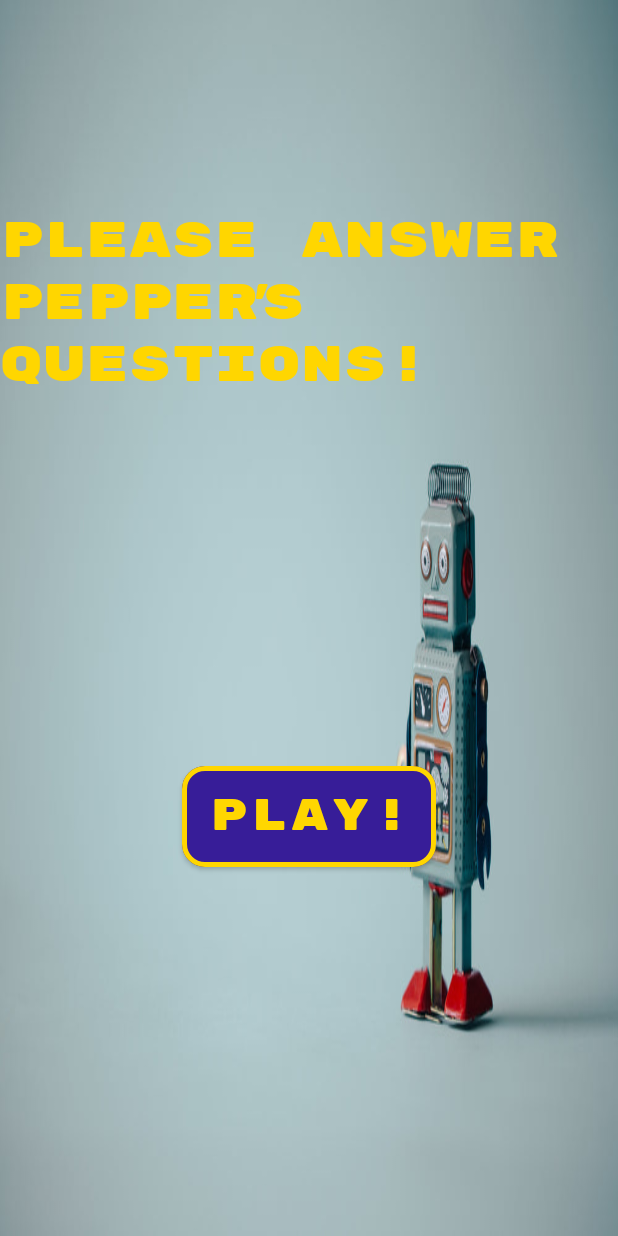
After one commit to MattiaCastelmare/HRI_project, an Android app: the layout questions.xml on its own in the app's theme, with its tools: preview values and no code run, on a phone screen of 412 x 824 dp. The commit adds this screen. Run offline under Robolectric (Android 15) with nearby library versions, the phone set to English and light mode, and no system bars.

Commit message:
fatti layout saluti e questionari, quasi finito il win

```diff
--- /dev/null
+++ b/tablet_app/app/src/main/res/layout/questions.xml
@@ -0,0 +1,42 @@
+<?xml version="1.0" encoding="utf-8"?>
+<androidx.constraintlayout.widget.ConstraintLayout xmlns:android="http://schemas.android.com/apk/res/android"
+    xmlns:app="http://schemas.android.com/apk/res-auto"
+    xmlns:tools="http://schemas.android.com/tools"
+    android:layout_width="match_parent"
+    android:layout_height="match_parent"
+    android:background="@drawable/robot">
+
+    <TextView
+        android:id="@+id/textView"
+        android:layout_width="wrap_content"
+        android:layout_height="wrap_content"
+        android:text="Please Answer Pepper's Questions!"
+        android:textColor="@color/yellow"
+        android:textSize="33sp"
+        app:fontFamily="@font/rubik"
+        app:layout_constraintBottom_toTopOf="@+id/playButton"
+
+        app:layout_constraintEnd_toEndOf="parent"
+        app:layout_constraintHorizontal_bias="0.501"
+        app:layout_constraintStart_toStartOf="parent"
+        app:layout_constraintTop_toTopOf="parent" />
+
+    <com.google.android.material.button.MaterialButton
+        android:id="@+id/playButton"
+        android:layout_width="169dp"
+        android:layout_height="79dp"
+        android:layout_marginTop="100dp"
+        android:layout_marginBottom="100dp"
+        android:text="PLAY!"
+        android:textColor="@color/yellow"
+        android:textSize="29sp"
+        app:backgroundTint="@color/purple_500"
+        app:cornerRadius="15dp"
+        app:fontFamily="@font/rubik"
+        app:layout_constraintBottom_toBottomOf="parent"
+        app:layout_constraintEnd_toEndOf="parent"
+        app:layout_constraintStart_toStartOf="parent"
+        app:layout_constraintTop_toBottomOf="@+id/textView"
+        app:strokeColor="@color/yellow"
+        app:strokeWidth="3dp" />
+</androidx.constraintlayout.widget.ConstraintLayout>
--- a/tablet_app/app/src/main/res/layout/win.xml
+++ b/tablet_app/app/src/main/res/layout/win.xml
@@ -3,7 +3,7 @@
     xmlns:android="http://schemas.android.com/apk/res/android"
     android:layout_width="match_parent"
     android:layout_height="match_parent"
-    android:background="@drawable/blurred_side"
+    android:background="@drawable/background"
     android:gravity="center">
 
     <com.google.android.material.button.MaterialButton
@@ -12,7 +12,7 @@
         android:layout_height="80dp"
         android:layout_gravity="center"
         app:backgroundTint="@color/purple_500"
-        android:text="PLAY GAME!"
+        android:text="PLAY AGAIN!"
         android:textColor="@color/yellow"
         android:textSize="35sp"
         app:strokeColor="@color/yellow"
--- a/tablet_app/app/src/main/res/values/colors.xml
+++ b/tablet_app/app/src/main/res/values/colors.xml
@@ -1,15 +1,17 @@
 <?xml version="1.0" encoding="utf-8"?>
 <resources>
     <color name="orange">#FB8C00</color>
-    <color name="purple_200">#FFAB00</color> // QUESTO é QUELLO CHE USA PER LA TENDA DOVE SCRIVE MY APPLICATION
+    <color name="ocra">#FFAB00</color> // QUESTO é QUELLO CHE USA PER LA TENDA DOVE SCRIVE MY APPLICATION
+    <color name="purple_200">#371D98</color>
     <color name="purple_500">#371D98</color>
     <color name="purple_700">#FF3700B3</color>
+    <color name="teal_700">#FF03DAC5</color>
     <color name="teal_200">#FF03DAC5</color>
-    <color name="teal_700">#3AF092</color>
+    <color name="less_black">#1C1C0B</color>
     <color name="black">#FF000000</color>
     <color name="red">#E53935</color>
     <color name="red_orange">#F4511E</color>
     <color name="blue">#054B65</color>
     <color name="yellow">#FFD600</color>
-    <color name="ocra">#F3D685</color>
+    <color name="very_yellow">#F2EB2C</color>
 </resources>
```
Also changed, not shown: tablet_app/app/src/main/java/com/example/myapplication/MainActivity.java (+5 -2 lines), tablet_app/app/src/main/res/font/fonts.xml (added, +11 -0 lines), tablet_app/app/src/main/res/layout/button.xml (deleted, +0 -22 lines), tablet_app/app/src/main/res/layout/difficulty.xml (added, +77 -0 lines), tablet_app/app/src/main/res/layout/greetings.xml (+2 -16 lines), tablet_app/app/src/main/res/drawable/blurred_side.jpg (deleted), tablet_app/app/src/main/res/drawable/hello.jpg (added), tablet_app/app/src/main/res/drawable/robot.jpg (added), tablet_app/app/src/main/res/font/hand.ttf (added), tablet_app/app/src/main/res/font/rubik.ttf (added), tablet_app/app/src/main/res/font/ubuntu.ttf (added), 1 other file.
